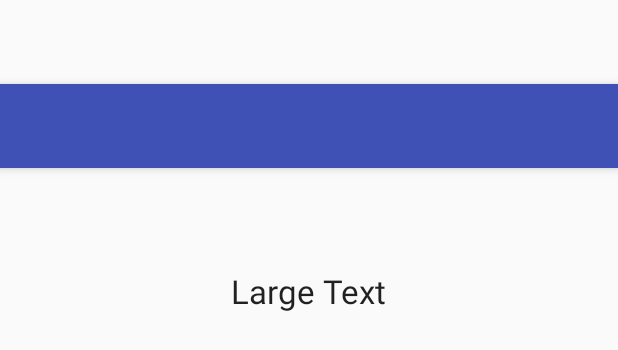
After one commit to Stolli78/weather, an Android app: the layout activity_detail.xml on its own in the app's theme, with its tools: preview values and no code run, on a phone screen of 412 x 824 dp. The commit adds this screen. Shown: the top 350 px of the screen. Run offline under Robolectric (Android 15) with nearby library versions, the phone set to English and light mode, and no system bars.

Commit message:
working through unacity tutorials

```diff
--- /dev/null
+++ b/app/src/main/java/stollenwerk/weather/DetailActivityFragment.java
@@ -0,0 +1,37 @@
+package stollenwerk.weather;
+
+import android.os.Bundle;
+import android.support.v4.app.Fragment;
+import android.view.LayoutInflater;
+import android.view.Menu;
+import android.view.MenuInflater;
+import android.view.MenuItem;
+import android.view.View;
+import android.view.ViewGroup;
+
+/**
+ * A placeholder fragment containing a simple view.
+ */
+public class DetailActivityFragment extends Fragment {
+
+    public DetailActivityFragment() {
+        setHasOptionsMenu(true);
+    }
+
+    @Override
+    public View onCreateView(LayoutInflater inflater, ViewGroup container,
+                             Bundle savedInstanceState) {
+        return inflater.inflate(R.layout.fragment_detail, container, false);
+    }
+
+
+    @Override
+    public void onCreateOptionsMenu(Menu menu, MenuInflater inflater) {
+        inflater.inflate(R.menu.menu_detail, menu);
+    }
+
+    @Override
+    public boolean onOptionsItemSelected(MenuItem item) {
+        return true;
+    }
+}
--- /dev/null
+++ b/app/src/main/res/layout/activity_detail.xml
@@ -0,0 +1,26 @@
+<?xml version="1.0" encoding="utf-8"?>
+<android.support.design.widget.CoordinatorLayout xmlns:android="http://schemas.android.com/apk/res/android"
+    xmlns:app="http://schemas.android.com/apk/res-auto"
+    xmlns:tools="http://schemas.android.com/tools"
+    android:layout_width="match_parent"
+    android:layout_height="match_parent"
+    android:fitsSystemWindows="true"
+    tools:context="stollenwerk.weather.DetailActivity">
+
+    <android.support.design.widget.AppBarLayout
+        android:layout_width="match_parent"
+        android:layout_height="wrap_content"
+        android:theme="@style/AppTheme.AppBarOverlay">
+
+        <android.support.v7.widget.Toolbar
+            android:id="@+id/toolbar"
+            android:layout_width="match_parent"
+            android:layout_height="?attr/actionBarSize"
+            android:background="?attr/colorPrimary"
+            app:popupTheme="@style/AppTheme.PopupOverlay" />
+
+    </android.support.design.widget.AppBarLayout>
+
+    <include layout="@layout/content_detail" />
+
+</android.support.design.widget.CoordinatorLayout>
--- /dev/null
+++ b/app/src/main/res/layout/fragment_detail.xml
@@ -0,0 +1,22 @@
+<RelativeLayout xmlns:android="http://schemas.android.com/apk/res/android"
+    xmlns:tools="http://schemas.android.com/tools"
+    android:layout_width="match_parent"
+    android:layout_height="match_parent"
+    android:paddingBottom="@dimen/activity_vertical_margin"
+    android:paddingLeft="@dimen/activity_horizontal_margin"
+    android:paddingRight="@dimen/activity_horizontal_margin"
+    android:paddingTop="@dimen/activity_vertical_margin"
+    tools:context="stollenwerk.weather.DetailActivityFragment"
+    tools:showIn="@layout/activity_detail">
+
+
+    <TextView
+        android:id="@+id/weatherDetails"
+        android:layout_width="wrap_content"
+        android:layout_height="wrap_content"
+        android:layout_alignParentTop="true"
+        android:layout_centerHorizontal="true"
+        android:layout_marginTop="51dp"
+        android:text="Large Text"
+        android:textAppearance="?android:attr/textAppearanceLarge" />
+</RelativeLayout>
--- /dev/null
+++ b/app/src/main/res/menu/menu_detail.xml
@@ -0,0 +1,10 @@
+<menu xmlns:android="http://schemas.android.com/apk/res/android"
+    xmlns:app="http://schemas.android.com/apk/res-auto"
+    xmlns:tools="http://schemas.android.com/tools"
+    tools:context="stollenwerk.weather.DetailActivity">
+    <item
+        android:id="@+id/action_settings"
+        android:orderInCategory="100"
+        android:title="@string/action_settings"
+        app:showAsAction="never" />
+</menu>
--- a/app/src/main/res/values/strings.xml
+++ b/app/src/main/res/values/strings.xml
@@ -2,4 +2,5 @@
     <string name="app_name">weather</string>
     <string name="action_settings">Settings</string>
     <string name="action_refresh">refresh</string>
+    <string name="title_activity_detail">DetailActivity</string>
 </resources>
```
Also changed, not shown: app/src/main/AndroidManifest.xml (+11 -1 lines), app/src/main/java/stollenwerk/weather/DetailActivity.java (added, +24 -0 lines), app/src/main/java/stollenwerk/weather/ForecastFragment.java (+4 -3 lines), app/src/main/res/layout/content_detail.xml (added, +9 -0 lines).
